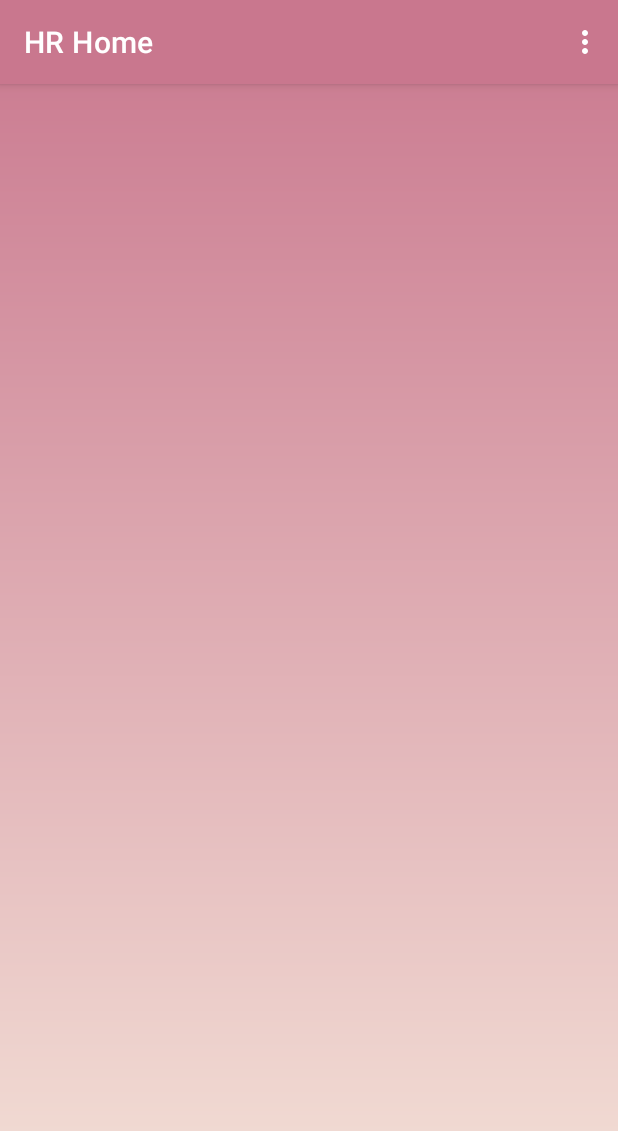
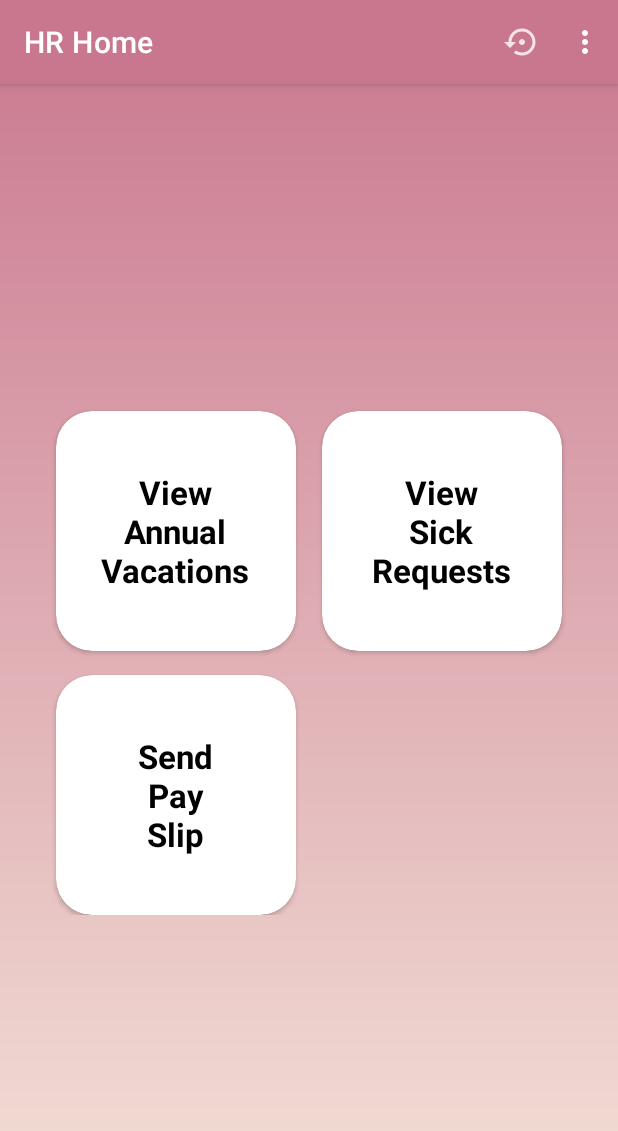
Before and after one commit to AhmedMaad/Employee-Tracker-App, an Android app: the HRHomeActivity screen opened directly, with no data from a screen before it, on a phone screen of 412 x 824 dp. Shown: the top 1131 px of the screen. Run offline under Robolectric (Android 15) with nearby library versions, the phone set to English and light mode, and no system bars; our stand-ins replace Firebase (no records; nobody signed in at launch, a user with empty details on screens opened directly).

Commit message:
HR activities structure

```diff
--- a/app/src/main/java/com/maad/eta/admin/AddEmployeeActivity.kt
+++ b/app/src/main/java/com/maad/eta/admin/AddEmployeeActivity.kt
@@ -144,11 +144,11 @@ class AddEmployeeActivity : AppCompatActivity(), DatePickerDialog.OnDateSetListe
     private fun sendCredentialsEmail() {
         val i = Intent(Intent.ACTION_SEND, "mailto:".toUri())
         i.type = "*/*"
-        i.putExtra(Intent.EXTRA_EMAIL, arrayOf(binding.emailEt.text.toString()))
+        /*i.putExtra(Intent.EXTRA_EMAIL, arrayOf(binding.emailEt.text.toString()))*/
         i.putExtra(Intent.EXTRA_SUBJECT, "Welcome onboard \"${binding.etName.text}\"")
         i.putExtra(
             Intent.EXTRA_TEXT,
-            "Dear ${binding.etName.text},\nyou can now login to our system using these credentials:\n- Email: ${binding.emailEt.text}\n- Password: 123456\nNote: Don't forget to change your password after you login.\n\nBest regards,\nYour ETA Team."
+            "Dear ${binding.etName.text},\n\nyou can now login to our system using these credentials:\n\n- Email: ${binding.emailEt.text}\n- Password: 123456\n\nNote: Don't forget to change your password after you login.\n\nBest regards,\nYour ETA Team."
         )
         startActivity(i)
         resetFields()
--- a/app/src/main/java/com/maad/eta/hr/HRHomeActivity.kt
+++ b/app/src/main/java/com/maad/eta/hr/HRHomeActivity.kt
@@ -18,18 +18,44 @@ class HRHomeActivity : AppCompatActivity() {
         val binding = ActivityHrhomeBinding.inflate(layoutInflater)
         setContentView(binding.root)
         title = "HR Home"
+
+        binding.annualCv.setOnClickListener {
+            startActivity(Intent(this, ViewAnnualVacationActivity::class.java))
+        }
+
+        binding.sickCv.setOnClickListener {
+            startActivity(Intent(this, ViewSickRequestActivity::class.java))
+        }
+
+        binding.slipCv.setOnClickListener {
+            startActivity(Intent(this, SendPaySlipActivity::class.java))
+        }
+
     }
 
     override fun onCreateOptionsMenu(menu: Menu?): Boolean {
-        menuInflater.inflate(R.menu.logout_menu, menu)
+        menuInflater.inflate(R.menu.hr_menu, menu)
         return true
     }
 
     override fun onOptionsItemSelected(item: MenuItem): Boolean {
-        Firebase.auth.signOut()
-        startActivity(Intent(this, LoginActivity::class.java))
-        finishAffinity()
+        when (item.itemId) {
+            R.id.logout_item -> {
+                Firebase.auth.signOut()
+                startActivity(Intent(this, LoginActivity::class.java))
+                finishAffinity()
+            }
+            R.id.restore_item -> restoreEverything()
+        }
+
         return super.onOptionsItemSelected(item)
     }
 
+    /*
+    * This function should be used at the beginning of each year
+    * */
+    private fun restoreEverything() {
+
+    }
+
 }
--- /dev/null
+++ b/app/src/main/res/drawable-anydpi/ic_restore.xml
@@ -0,0 +1,11 @@
+<vector xmlns:android="http://schemas.android.com/apk/res/android"
+    android:width="24dp"
+    android:height="24dp"
+    android:viewportWidth="24"
+    android:viewportHeight="24"
+    android:tint="#FFFFFF"
+    android:alpha="0.8">
+  <path
+      android:fillColor="@android:color/white"
+      android:pathData="M14,12c0,-1.1 -0.9,-2 -2,-2s-2,0.9 -2,2 0.9,2 2,2 2,-0.9 2,-2zM12,3c-4.97,0 -9,4.03 -9,9L0,12l4,4 4,-4L5,12c0,-3.87 3.13,-7 7,-7s7,3.13 7,7 -3.13,7 -7,7c-1.51,0 -2.91,-0.49 -4.06,-1.3l-1.42,1.44C8.04,20.3 9.94,21 12,21c4.97,0 9,-4.03 9,-9s-4.03,-9 -9,-9z"/>
+</vector>
--- a/app/src/main/res/layout/activity_hrhome.xml
+++ b/app/src/main/res/layout/activity_hrhome.xml
@@ -1,9 +1,78 @@
 <?xml version="1.0" encoding="utf-8"?>
-<androidx.constraintlayout.widget.ConstraintLayout xmlns:android="http://schemas.android.com/apk/res/android"
+<ScrollView xmlns:android="http://schemas.android.com/apk/res/android"
     xmlns:app="http://schemas.android.com/apk/res-auto"
     xmlns:tools="http://schemas.android.com/tools"
     android:layout_width="match_parent"
     android:layout_height="match_parent"
     tools:context=".hr.HRHomeActivity">
 
-</androidx.constraintlayout.widget.ConstraintLayout>
+    <androidx.constraintlayout.widget.ConstraintLayout
+        android:layout_width="match_parent"
+        android:layout_height="wrap_content"
+        android:layout_gravity="center">
+
+        <androidx.cardview.widget.CardView
+            android:id="@+id/annual_cv"
+            android:layout_width="160dp"
+            android:layout_height="160dp"
+            android:layout_marginEnd="8dp"
+            app:cardCornerRadius="24dp"
+            app:layout_constraintBottom_toTopOf="@id/v"
+            app:layout_constraintEnd_toStartOf="@id/v"
+            app:layout_constraintTop_toTopOf="parent">
+
+            <TextView
+                style="@style/EmpHomeTV"
+                android:layout_width="wrap_content"
+                android:layout_height="wrap_content"
+                android:text="View\nAnnual\nVacations" />
+
+        </androidx.cardview.widget.CardView>
+
+        <androidx.cardview.widget.CardView
+            android:id="@+id/sick_cv"
+            android:layout_width="160dp"
+            android:layout_height="160dp"
+            android:layout_marginStart="8dp"
+            app:cardCornerRadius="24dp"
+            app:layout_constraintBottom_toTopOf="@id/v"
+            app:layout_constraintStart_toEndOf="@id/v"
+            app:layout_constraintTop_toTopOf="parent">
+
+            <TextView
+                style="@style/EmpHomeTV"
+                android:layout_width="wrap_content"
+                android:layout_height="wrap_content"
+                android:text="View\nSick\nRequests" />
+
+        </androidx.cardview.widget.CardView>
+
+        <androidx.cardview.widget.CardView
+            android:id="@+id/slip_cv"
+            android:layout_width="160dp"
+            android:layout_height="160dp"
+            android:layout_marginTop="16dp"
+            app:cardCornerRadius="24dp"
+            app:layout_constraintEnd_toEndOf="@id/annual_cv"
+            app:layout_constraintTop_toBottomOf="@id/annual_cv">
+
+            <TextView
+                style="@style/EmpHomeTV"
+                android:layout_width="wrap_content"
+                android:layout_height="wrap_content"
+                android:text="Send\nPay\nSlip" />
+
+        </androidx.cardview.widget.CardView>
+
+        <View
+            android:id="@+id/v"
+            android:layout_width="1dp"
+            android:layout_height="1dp"
+            app:layout_constraintBottom_toBottomOf="parent"
+            app:layout_constraintEnd_toEndOf="parent"
+            app:layout_constraintStart_toStartOf="parent"
+            app:layout_constraintTop_toTopOf="parent" />
+
+    </androidx.constraintlayout.widget.ConstraintLayout>
+
+</ScrollView>
--- /dev/null
+++ b/app/src/main/res/menu/hr_menu.xml
@@ -0,0 +1,15 @@
+<?xml version="1.0" encoding="utf-8"?>
+<menu xmlns:android="http://schemas.android.com/apk/res/android"
+    xmlns:app="http://schemas.android.com/apk/res-auto">
+
+    <item
+        android:id="@+id/logout_item"
+        android:title="Logout" />
+
+    <item
+        android:id="@+id/restore_item"
+        android:icon="@drawable/ic_restore"
+        android:title="Restore"
+        app:showAsAction="ifRoom" />
+
+</menu>
```
Also changed, not shown: app/src/main/AndroidManifest.xml (+9 -0 lines), app/src/main/java/com/maad/eta/hr/SendPaySlipActivity.kt (added, +18 -0 lines), app/src/main/java/com/maad/eta/hr/ViewAnnualVacationActivity.kt (added, +18 -0 lines), app/src/main/java/com/maad/eta/hr/ViewSickRequestActivity.kt (added, +18 -0 lines), app/src/main/res/layout/activity_send_pay_slip.xml (added, +9 -0 lines), app/src/main/res/layout/activity_view_annual_vacation.xml (added, +9 -0 lines), app/src/main/res/layout/activity_view_sick_request.xml (added, +9 -0 lines), app/src/main/res/drawable-hdpi/ic_restore.png (added), app/src/main/res/drawable-mdpi/ic_restore.png (added), app/src/main/res/drawable-xhdpi/ic_restore.png (added), app/src/main/res/drawable-xxhdpi/ic_restore.png (added).
